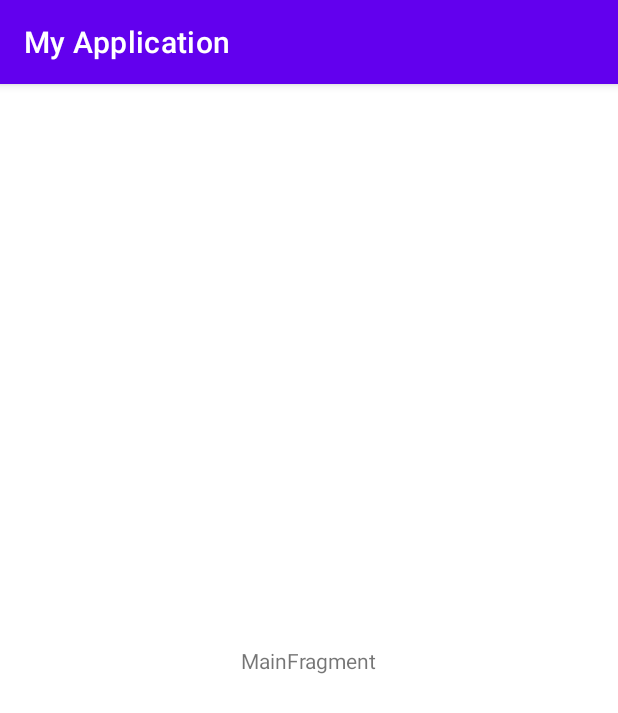
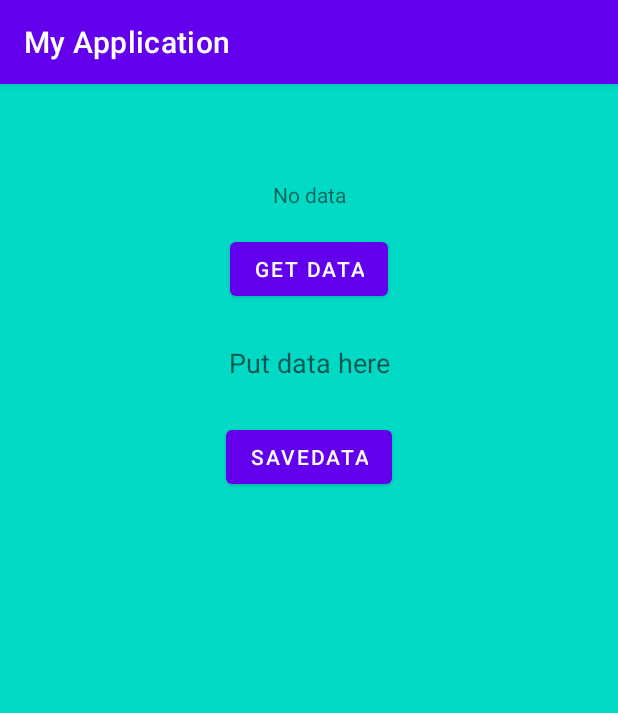
Before and after one commit to MaxShpud/CryptoApp, an Android app: the screen it shows after launch (MainActivity), on a phone screen of 412 x 824 dp. Shown: the top 713 px of the screen. Run offline under Robolectric (Android 15) with nearby library versions, the phone set to English and light mode, and no system bars.

Commit message:
[fragment] - added Domain

```diff
--- a/app/src/main/java/com/example/myapplication/MainFragment.kt
+++ b/app/src/main/java/com/example/myapplication/MainFragment.kt
@@ -5,8 +5,14 @@ import android.view.LayoutInflater
 import android.view.ViewGroup
 import com.example.myapplication.base.BaseFragment
 import com.example.myapplication.databinding.MainFragmentBinding
+import com.example.myapplication.domain.GetUserNameUseCase
+import com.example.myapplication.domain.SaveUserNameUseCase
+import com.example.myapplication.domain.models.UserNameParam
 
 class MainFragment : BaseFragment<MainFragmentBinding>() {
+
+    private val getUserNameUseCase = GetUserNameUseCase()
+    private val saveUserNameUseCase = SaveUserNameUseCase()
 
     override fun createViewBinding(
         inflater: LayoutInflater,
@@ -14,13 +20,14 @@ class MainFragment : BaseFragment<MainFragmentBinding>() {
     ): MainFragmentBinding = MainFragmentBinding.inflate(inflater, container, false)
 
     override fun MainFragmentBinding.onBindView(savedInstanceState: Bundle?) {
-        textView.setOnClickListener {
-            navController.navigate(
-                MainFragmentDirections.navigateToAnotherFragment(
-                    123,
-                    "me favorite fragment"
-                )
-            )
+        receiveButton.setOnClickListener {
+            val userName = getUserNameUseCase.execute()
+            dateTextview.text = userName.firstName
+        }
+        saveButton.setOnClickListener {
+            val userName = dataEdittext.text.toString()
+            val result = saveUserNameUseCase.execute(UserNameParam(userName))
+            dateTextview.text = result.toString()
         }
     }
 }
--- /dev/null
+++ b/app/src/main/java/com/example/myapplication/domain/GetUserNameUseCase.kt
@@ -0,0 +1,11 @@
+package com.example.myapplication.domain
+
+import com.example.myapplication.domain.base.UseCase
+import com.example.myapplication.domain.models.UserName
+
+class GetUserNameUseCase : UseCase<Unit, UserName> {
+
+    override fun execute(param: Unit?): UserName {
+        return UserName("Egor","Gutko")
+    }
+}
--- /dev/null
+++ b/app/src/main/java/com/example/myapplication/domain/SaveUserNameUseCase.kt
@@ -0,0 +1,11 @@
+package com.example.myapplication.domain
+
+import com.example.myapplication.domain.base.UseCase
+import com.example.myapplication.domain.models.UserNameParam
+
+class SaveUserNameUseCase : UseCase<UserNameParam, Boolean> {
+
+    override fun execute(param: UserNameParam?): Boolean {
+        return param!!.name.isNotEmpty()
+    }
+}
--- /dev/null
+++ b/app/src/main/java/com/example/myapplication/domain/base/UseCase.kt
@@ -0,0 +1,6 @@
+package com.example.myapplication.domain.base
+
+interface UseCase<in INPUT, out OUTPUT> {
+
+    fun execute(param: INPUT? = null): OUTPUT
+}
--- /dev/null
+++ b/app/src/main/java/com/example/myapplication/domain/models/UserName.kt
@@ -0,0 +1,6 @@
+package com.example.myapplication.domain.models
+
+data class UserName(
+    val firstName: String,
+    val secondName: String
+)
--- /dev/null
+++ b/app/src/main/java/com/example/myapplication/domain/models/UserNameParam.kt
@@ -0,0 +1,3 @@
+package com.example.myapplication.domain.models
+
+data class UserNameParam(val name: String)
--- a/app/src/main/res/layout/main_fragment.xml
+++ b/app/src/main/res/layout/main_fragment.xml
@@ -4,17 +4,49 @@
     xmlns:app="http://schemas.android.com/apk/res-auto"
     xmlns:tools="http://schemas.android.com/tools"
     android:layout_width="match_parent"
+    android:background="@color/teal_200"
     android:layout_height="match_parent"
     tools:context=".MainActivity">
 
-    <TextView
+    <com.google.android.material.textview.MaterialTextView
+        android:id="@+id/date_textview"
         android:layout_width="wrap_content"
         android:layout_height="wrap_content"
-        android:text="MainFragment"
-        android:id="@+id/textView"
-        app:layout_constraintBottom_toBottomOf="parent"
-        app:layout_constraintLeft_toLeftOf="parent"
-        app:layout_constraintRight_toRightOf="parent"
+        android:layout_marginTop="64dp"
+        android:text="@string/no_data"
+        app:layout_constraintEnd_toEndOf="parent"
+        app:layout_constraintStart_toStartOf="parent"
         app:layout_constraintTop_toTopOf="parent" />
 
+    <com.google.android.material.button.MaterialButton
+        android:id="@+id/receive_button"
+        android:layout_width="wrap_content"
+        android:layout_height="wrap_content"
+        android:layout_marginTop="16dp"
+        android:text="@string/get_data"
+        app:layout_constraintEnd_toEndOf="parent"
+        app:layout_constraintStart_toStartOf="parent"
+        app:layout_constraintTop_toBottomOf="@id/date_textview" />
+
+    <androidx.appcompat.widget.AppCompatEditText
+        android:id="@+id/data_edittext"
+        android:layout_width="wrap_content"
+        android:layout_height="wrap_content"
+        android:layout_marginTop="16dp"
+        android:hint="@string/put_data_here"
+        app:layout_constraintEnd_toEndOf="parent"
+        app:layout_constraintStart_toStartOf="parent"
+        app:layout_constraintTop_toBottomOf="@id/receive_button" />
+
+    <com.google.android.material.button.MaterialButton
+        android:id="@+id/save_button"
+        android:layout_width="wrap_content"
+        android:layout_height="wrap_content"
+        android:layout_marginTop="16dp"
+        android:text="@string/save_data"
+        app:layout_constraintEnd_toEndOf="parent"
+        app:layout_constraintStart_toStartOf="parent"
+        app:layout_constraintTop_toBottomOf="@id/data_edittext" />
+
+
 </androidx.constraintlayout.widget.ConstraintLayout>
--- a/app/src/main/res/values/strings.xml
+++ b/app/src/main/res/values/strings.xml
@@ -1,3 +1,10 @@
 <resources>
+
     <string name="app_name">My Application</string>
+
+    <string name="no_data">No data</string>
+    <string name="get_data">Get data</string>
+    <string name="put_data_here">Put data here</string>
+    <string name="save_data">SaveData</string>
+
 </resources>
```
